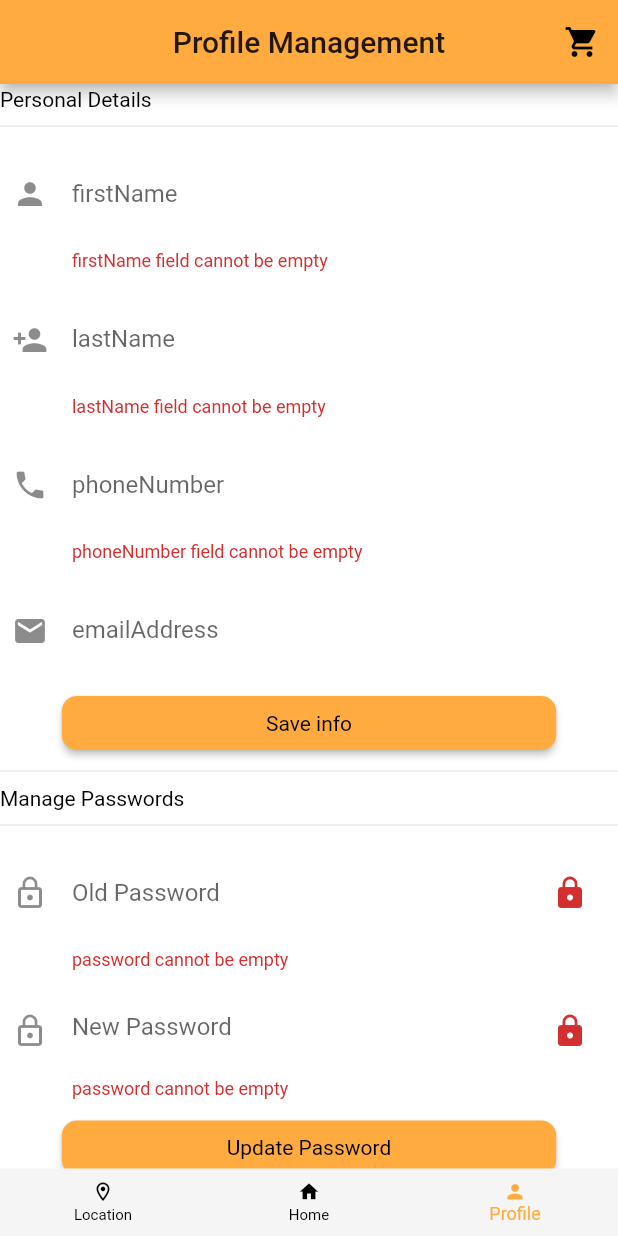
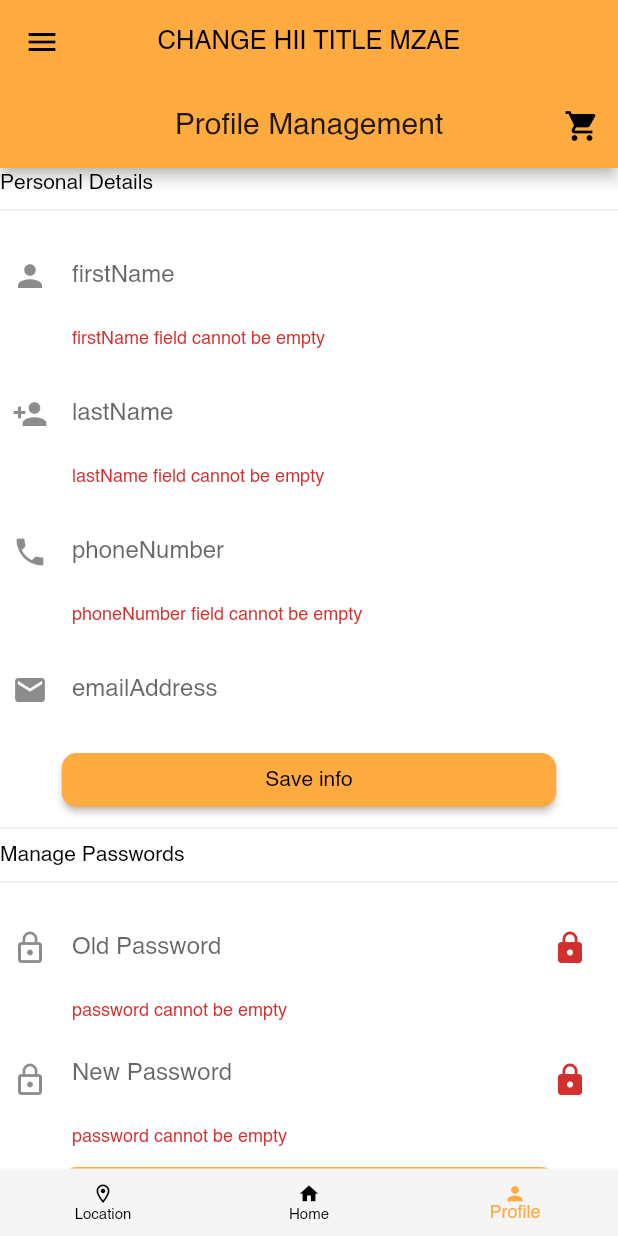
Before and after one commit to Patiyang/foodDelivery, a Flutter app: the screen it shows once a user with an empty profile is signed in, item 3 of the bottom bar chosen, after a tap on "Save info", after a tap on "Update Password", on a phone screen of 412 x 824 dp. Run offline on Flutter 3.47's test engine with Material 2 defaults, Android fonts, the phone set to English and light mode, and no system bars; our stand-ins replace carousel_pro, cloud_firestore, firebase_auth, firebase_storage, flutter_spinkit, geocoding and 4 more; missing offline and left inert: flutter_polyline_points; accounts and stored records are empty; network calls fail.

```diff
--- a/lib/main.dart
+++ b/lib/main.dart
@@ -24,6 +24,7 @@ void main() {
         debugShowCheckedModeBanner: false,
         title: 'Flutter Demo',
         theme: ThemeData(
+          fontFamily: 'Helvetica',
           appBarTheme: AppBarTheme(color: orange[200]),
           scaffoldBackgroundColor: white,
           bottomNavigationBarTheme: BottomNavigationBarThemeData(backgroundColor: grey[700]),
@@ -46,7 +47,6 @@ class ScreensController extends StatelessWidget {
       case Status.Uninitialized:
         return Loading();
       case Status.Unauthenticated:
-        // return OnBoarding();
       case Status.Authenticating:
         return Login();
       case Status.Authenticated:
--- a/lib/screens/homeNavigation.dart
+++ b/lib/screens/homeNavigation.dart
@@ -38,6 +38,7 @@ class _HomeNavigationState extends State<HomeNavigation> {
     final tabs = [Location(), HomePage(), UserDetails()];
     return SafeArea(
       child: Scaffold(
+        appBar: AppBar(elevation: 0,centerTitle: true, title: CustomText(text: 'CHANGE HII TITLE MZAE', size: 17)),
         body: tabs[currentIndex],
         bottomNavigationBar: SizedBox(
           height: 45,
@@ -121,8 +122,8 @@ class _HomeNavigationState extends State<HomeNavigation> {
                 icon: Icons.shopping_cart,
                 text: 'My Orders',
                 callback: () {
-                  changeScreen(context, OrderItems());
-                  Navigator.pop(context);
+                  changeScreen(context, ManageOrders());
+                  // Navigator.pop(context);
                 }),
             ListTiles(
                 icon: Icons.favorite,
--- a/lib/screens/profile.dart
+++ b/lib/screens/profile.dart
@@ -149,7 +149,7 @@ class _UserDetailsState extends State<UserDetails> {
                           print(_userName.text);
                           if (_formKey.currentState.validate()) {
                             await userService
-                                .updateUser(user.user.uid, _firstName.text, _lastName.text, _phoneNumber.text, user.user.uid)
+                                .updateUser(_firstName.text, _lastName.text, _phoneNumber.text, _emailAddress.text, user.user.uid)
                                 .then((_) => _key.currentState.showSnackBar(
                                       SnackBar(
                                           content: Text(
@@ -274,6 +274,7 @@ class _UserDetailsState extends State<UserDetails> {
                           onPressed: () async {
                             print(_oldPassword);
                             if (_passwordKey.currentState.validate()) {
+                              try {
                                 await userService
                                     .updatePassword(_newPassword.text, user.user.uid)
                                     .then((_) => _key.currentState.showSnackBar(
@@ -283,6 +284,9 @@ class _UserDetailsState extends State<UserDetails> {
                                             textAlign: TextAlign.center,
                                           )),
                                         ));
+                              } catch (e) {
+                                print('the error' + e.toString());
+                              }
                             }
                           },
                         ),
--- a/lib/service/userService.dart
+++ b/lib/service/userService.dart
@@ -74,7 +74,7 @@ class UserService {
 
   Future<void> updatePassword(String password, String userId) async {
     try {
-      return _firestore.document(userId).updateData({
+      return _firestore.collection('users').document(userId).updateData({
         UserModel.ID: userId,
         UserModel.PASSWORD: password,
       });
```
Also changed, not shown: pubspec.yaml (+4 -4 lines), fonts/default_font.ttf (added), fonts/helvetica.ttf (added), 3 other files. Lines whose indentation alone changed are shown as unchanged.
